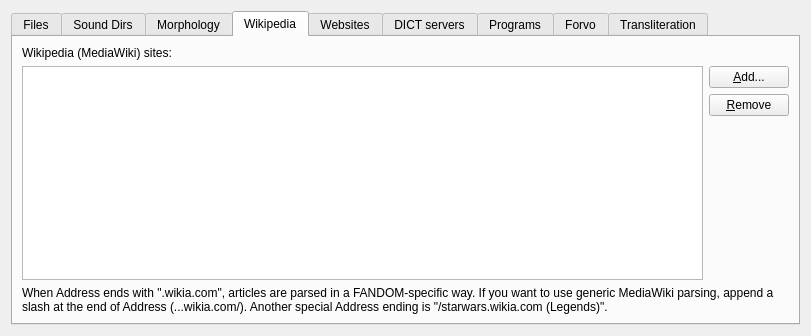
This is sources.ui in goldendict/goldendict as Qt 5 draws it before an edit. The edited form follows.
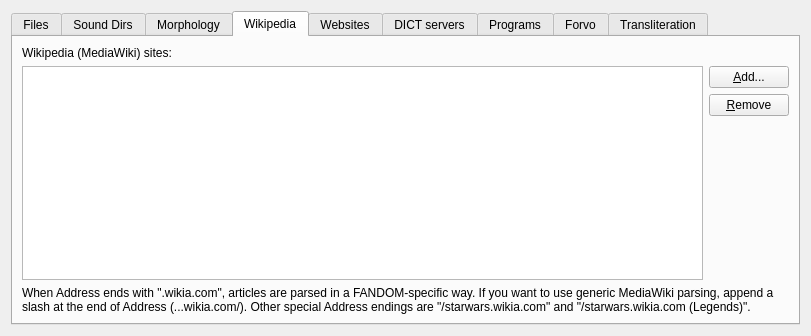
This is the edited form. The open tabs and pages were chosen to show the change. Icons and pictures are not drawn.

Commit message:
Add default Wookieepedia tab support in MediaWiki
The Wookieepedia era icons are present only in English Wookieepedia,
so FandomArticleRequest shouldn't include code that makes them visible.
This means that FandomArticleRequest class is no longer sufficient for
the default Wookieepedia tab "dictionary".

Patch:
```diff
--- a/sources.ui
+++ b/sources.ui
@@ -275,7 +275,7 @@
        <item>
         <widget class="QLabel" name="label_17">
          <property name="text">
-          <string>When Address ends with &quot;.wikia.com&quot;, articles are parsed in a FANDOM-specific way. If you want to use generic MediaWiki parsing, append a slash at the end of Address (...wikia.com/). Another special Address ending is &quot;/starwars.wikia.com (Legends)&quot;.</string>
+          <string>When Address ends with &quot;.wikia.com&quot;, articles are parsed in a FANDOM-specific way. If you want to use generic MediaWiki parsing, append a slash at the end of Address (...wikia.com/). Other special Address endings are &quot;/starwars.wikia.com&quot; and &quot;/starwars.wikia.com (Legends)&quot;.</string>
          </property>
          <property name="wordWrap">
           <bool>true</bool>
```
The commit also changes 1 other file.
